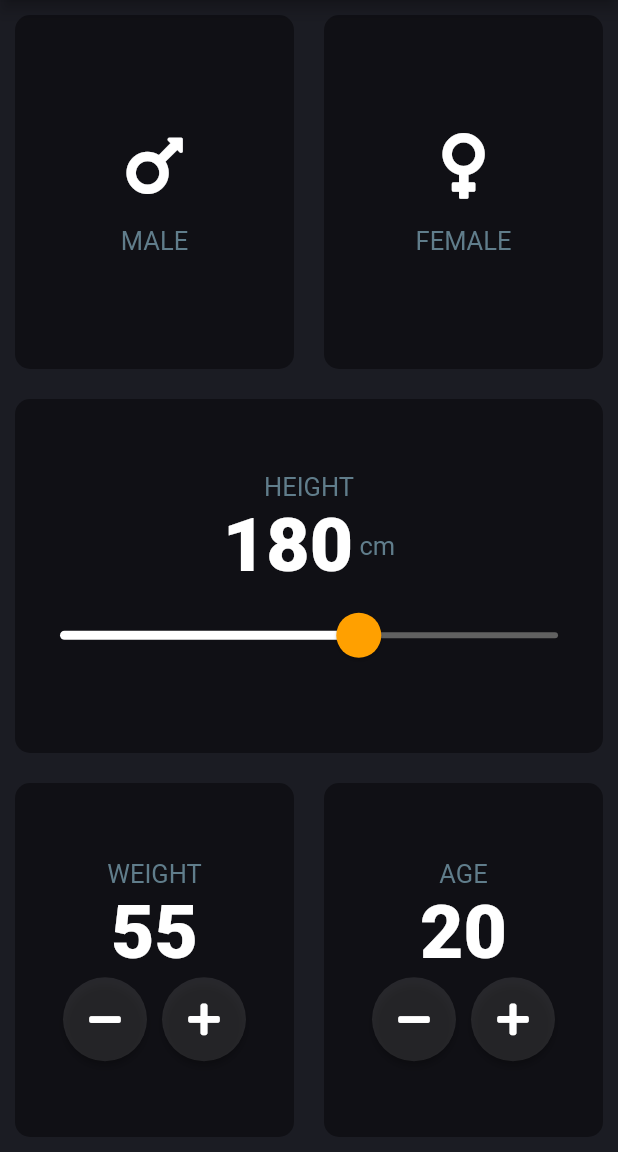
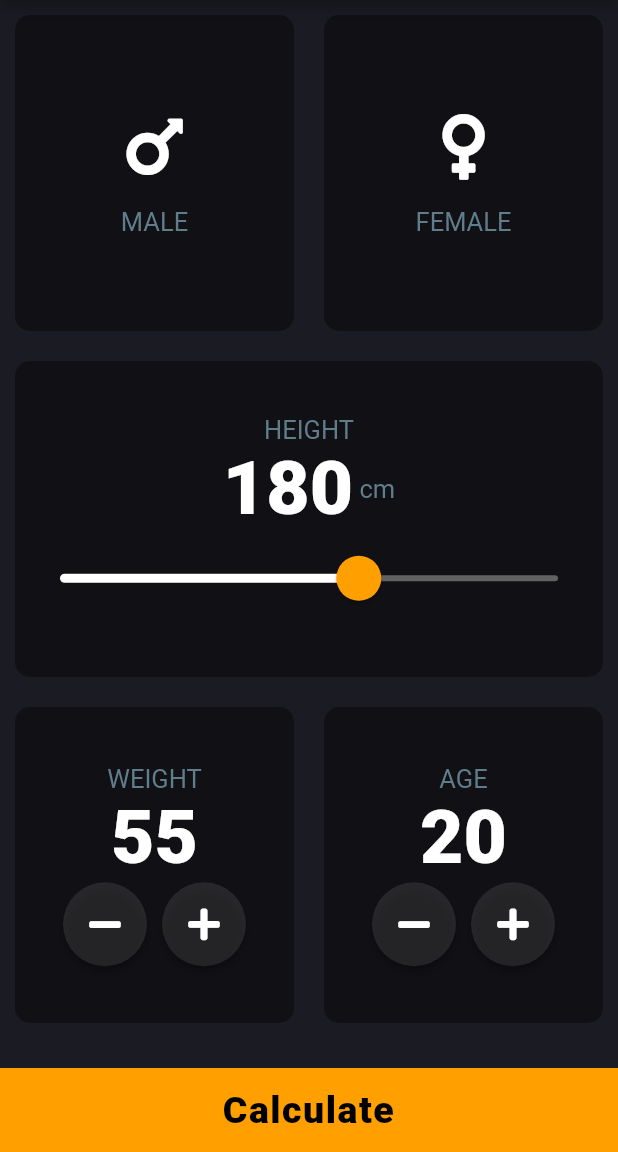
Before and after one commit to avajiyo/bmi-calculator, a Flutter app: the screen it shows after launch, on a phone screen of 412 x 824 dp, the part 84-1236 px from its top. Run offline on Flutter 3.47's test engine with Material 2 defaults, Android fonts, the phone set to English and light mode, and no system bars; our stand-ins replace font_awesome_flutter.

Commit message:
Added a second page (ResultsPage), which loads up when pressing the new 'Calculate' button

```diff
--- a/lib/input_page.dart
+++ b/lib/input_page.dart
@@ -4,6 +4,7 @@ import 'package:font_awesome_flutter/font_awesome_flutter.dart';
 import 'reusable_card.dart';
 import 'card_child.dart';
 import 'constants.dart';
+import 'Result_page.dart';
 
 class MyHomePage extends StatefulWidget {
   MyHomePage({Key key, this.title}) : super(key: key);
@@ -162,6 +163,33 @@ class _MyHomePageState extends State<MyHomePage> {
                 ],
               ),
             ),
+            GestureDetector(
+              onTap: () {
+                Navigator.push(
+                  context,
+                  MaterialPageRoute(
+                    builder: (context) {
+                      return ResultsPage();
+                    },
+                  ),
+                );
+              },
+              child: Container(
+                  alignment: Alignment.center,
+                  child: Text(
+                    'Calculate',
+                    textAlign: TextAlign.center,
+                    style: TextStyle(
+                        letterSpacing: 1,
+                        fontWeight: FontWeight.w900,
+                        fontSize: 25,
+                        color: Colors.black),
+                  ),
+                  color: kPressedCardColour,
+                  margin: EdgeInsets.only(top: 20.0),
+                  width: double.infinity,
+                  height: kBottomNavigationBarHeight),
+            ),
           ],
         ));
   }
--- a/lib/main.dart
+++ b/lib/main.dart
@@ -1,3 +1,4 @@
+import 'package:bmi_calculator/Result_page.dart';
 import 'package:flutter/material.dart';
 import 'input_page.dart';
 
@@ -9,6 +10,11 @@ class BMICalculator extends StatelessWidget {
   @override
   Widget build(BuildContext context) {
     return MaterialApp(
+      initialRoute: '/',
+      routes: {
+        '/': (context) => MyHomePage(),
+        '/first': (context) => ResultsPage(),
+      },
       title: 'BMI Calculator',
       theme: ThemeData.dark().copyWith(
           sliderTheme: SliderTheme.of(context).copyWith(
@@ -21,7 +27,6 @@ class BMICalculator extends StatelessWidget {
           ),
           primaryColor: Color(0xFF101015),
           scaffoldBackgroundColor: Color(0xFF1B1C23)),
-      home: MyHomePage(title: 'Flutter Demo Home Page'),
     );
   }
 }
```
Also changed, not shown: lib/Result_page.dart (added, +14 -0 lines).
